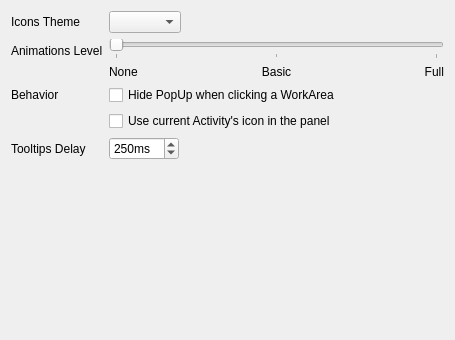
psifidotos/workflow-project, file src/workflowConfig.ui: the form before one commit.
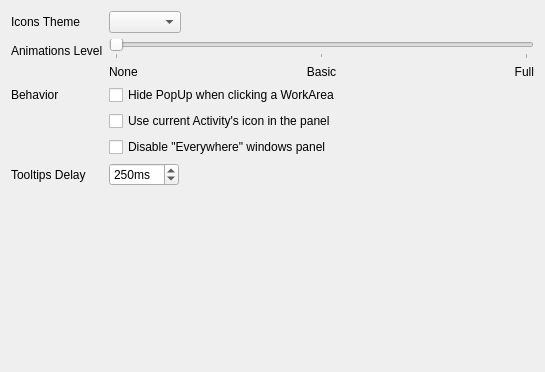
The form after the commit.

Commit message: fixes #29 ,adds the choice to disable everywhere windows panel

What changed in the file:
```diff
--- a/src/workflowConfig.ui
+++ b/src/workflowConfig.ui
@@ -6,8 +6,8 @@
    <rect>
     <x>0</x>
     <y>0</y>
-    <width>455</width>
-    <height>340</height>
+    <width>545</width>
+    <height>372</height>
    </rect>
   </property>
   <property name="sizePolicy">
@@ -127,7 +127,7 @@
      </property>
     </widget>
    </item>
-   <item row="4" column="1">
+   <item row="5" column="1">
     <widget class="QSpinBox" name="tooltipsSpinBox">
      <property name="toolTip">
       <string>&lt;html&gt;&lt;head/&gt;&lt;body&gt;&lt;p&gt;The delay for showing a tooltip. With 0 tooltips are disabled&lt;/p&gt;&lt;/body&gt;&lt;/html&gt;</string>
@@ -149,7 +149,7 @@
      </property>
     </widget>
    </item>
-   <item row="4" column="0">
+   <item row="5" column="0">
     <widget class="QLabel" name="label_7">
      <property name="text">
       <string>Tooltips Delay</string>
@@ -163,6 +163,16 @@
      </property>
     </widget>
    </item>
+   <item row="4" column="1">
+    <widget class="QCheckBox" name="disableEverywherePanelCheckBox">
+     <property name="toolTip">
+      <string>&lt;html&gt;&lt;head/&gt;&lt;body&gt;&lt;p&gt;It disables the panel for windows in &amp;quot;Everywhere&amp;quot; state (windows that are shown in all Activities and all Workareas). Instead these windows are shown in all Workareas lists.&lt;/p&gt;&lt;/body&gt;&lt;/html&gt;</string>
+     </property>
+     <property name="text">
+      <string>Disable &quot;Everywhere&quot; windows panel</string>
+     </property>
+    </widget>
+   </item>
   </layout>
  </widget>
  <resources/>
```
Left out of the diff: 3 changed lines with no effect on the pictures. The commit also changes 8 other files.
